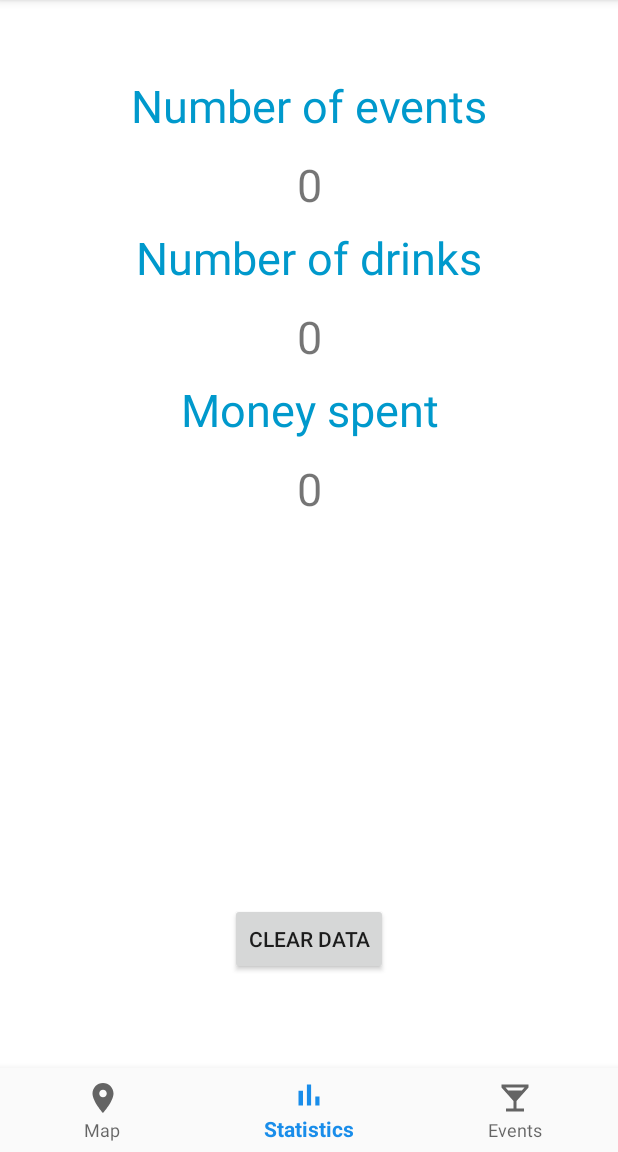
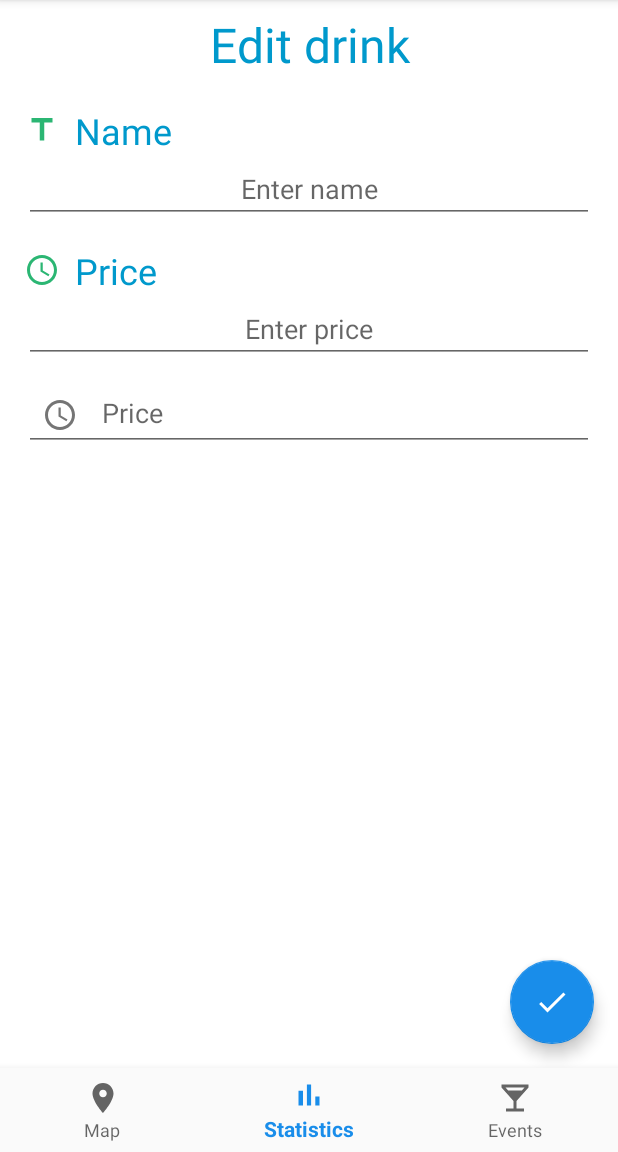
Before and after one commit to Frantasad/AlcoCnt, an Android app: the screen it shows after launch (MainActivity), item 2 of the bottom bar chosen, on a phone screen of 412 x 824 dp, the part 84-1236 px from its top. Run offline under Robolectric (Android 15) with nearby library versions, the phone set to English and light mode, and no system bars.

Commit message:
edit drink test

```diff
--- a/app/build.gradle
+++ b/app/build.gradle
@@ -56,5 +56,4 @@ dependencies {
     testImplementation 'junit:junit:4.12'
     androidTestImplementation 'androidx.test.ext:junit:1.1.1'
     androidTestImplementation 'androidx.test.espresso:espresso-core:3.2.0'
-    implementation 'com.android.support:appcompat-v7:28.0.0'
 }
--- a/app/src/main/AndroidManifest.xml
+++ b/app/src/main/AndroidManifest.xml
@@ -13,13 +13,11 @@
 
     <application
         android:name=".MainApp"
-        android:allowBackup="true"
         android:icon="@mipmap/ic_launcher"
         android:label="@string/app_name"
         android:roundIcon="@mipmap/ic_launcher_round"
         android:supportsRtl="true"
-        android:theme="@style/AppTheme"
-        android:fullBackupContent="">
+        android:theme="@style/AppTheme">
 
         <!--
              The API key for Google Maps-based APIs is defined as a string resource.
--- a/app/src/main/java/com/example/alcoholcounter/MainActivity.kt
+++ b/app/src/main/java/com/example/alcoholcounter/MainActivity.kt
@@ -7,6 +7,7 @@ import androidx.appcompat.app.AppCompatActivity
 import androidx.core.content.ContextCompat
 import androidx.fragment.app.Fragment
 import androidx.fragment.app.FragmentManager
+import com.example.alcoholcounter.ui.drinks.DrinkEditFragment
 import com.example.alcoholcounter.ui.events.EventListFragment
 import com.example.alcoholcounter.ui.map.MapFragment
 import com.example.alcoholcounter.ui.statistics.StatisticsFragment
@@ -29,7 +30,7 @@ class MainActivity : AppCompatActivity() {
         if (selectedFragment == null) {
             selectedFragment = when (item.itemId) {
                 R.id.navigation_map -> MapFragment()
-                R.id.navigation_statistics -> StatisticsFragment()
+                R.id.navigation_statistics -> DrinkEditFragment()
                 R.id.navigation_events -> EventListFragment()
                 else -> EventListFragment()
             }
--- a/app/src/main/java/com/example/alcoholcounter/ui/events/EventEditFragment.kt
+++ b/app/src/main/java/com/example/alcoholcounter/ui/events/EventEditFragment.kt
@@ -13,7 +13,6 @@ import android.view.LayoutInflater
 import android.view.View
 import android.view.ViewGroup
 import android.widget.Button
-import androidx.annotation.RequiresApi
 import androidx.core.content.ContextCompat
 import androidx.fragment.app.Fragment
 import com.example.alcoholcounter.Helpers
@@ -41,7 +40,6 @@ class EventEditFragment(val event : Event?) : Fragment(){
         return inflater.inflate(R.layout.fragment_event_edit, container, false)
     }
 
-    @RequiresApi(Build.VERSION_CODES.N)
     override fun onViewCreated(view: View, savedInstanceState: Bundle?) {
         super.onViewCreated(view, savedInstanceState)
 
--- a/app/src/main/res/layout/fragment_drink_edit.xml
+++ b/app/src/main/res/layout/fragment_drink_edit.xml
@@ -1,14 +1,97 @@
 <?xml version="1.0" encoding="utf-8"?>
-<FrameLayout xmlns:android="http://schemas.android.com/apk/res/android"
+<androidx.coordinatorlayout.widget.CoordinatorLayout
+    xmlns:android="http://schemas.android.com/apk/res/android"
+    xmlns:app="http://schemas.android.com/apk/res-auto"
     xmlns:tools="http://schemas.android.com/tools"
     android:layout_width="match_parent"
-    android:layout_height="match_parent"
-    tools:context=".ui.drinks.EditDrinkFragment">
+    android:layout_height="match_parent">
 
-    <!-- TODO: Update blank fragment layout -->
-    <TextView
+    <LinearLayout
         android:layout_width="match_parent"
         android:layout_height="match_parent"
-        android:text="@string/hello_blank_fragment" />
+        android:minHeight="?attr/listPreferredItemHeight"
+        android:orientation="vertical"
+        android:paddingStart="?android:attr/listPreferredItemPaddingStart"
+        android:paddingEnd="?android:attr/listPreferredItemPaddingEnd"
+        android:background="@android:color/background_light">
 
-</FrameLayout>
+        <TextView
+            android:layout_width="match_parent"
+            android:layout_height="wrap_content"
+            android:layout_marginTop="8dp"
+            android:layout_marginBottom="4dp"
+            android:drawablePadding="5dp"
+            android:ellipsize="end"
+            android:singleLine="true"
+            android:gravity="center"
+            android:textColor="@android:color/holo_blue_dark"
+            android:textSize="32sp"
+            android:text="@string/edit_drink" />
+
+        <TextView
+            android:layout_width="match_parent"
+            android:layout_height="wrap_content"
+            android:drawableStart="@drawable/ic_big_title"
+            android:drawablePadding="10dp"
+            android:layout_marginTop="15dp"
+            android:textSize="24sp"
+            android:textColor="@android:color/holo_blue_dark"
+            android:textAppearance="?attr/textAppearanceListItemSecondary"
+            android:labelFor="@id/nameEditText"
+            android:text="@string/name" />
+
+        <EditText
+            android:id="@+id/nameEditText"
+            android:layout_width="match_parent"
+            android:layout_height="wrap_content"
+            android:ems="10"
+            android:gravity="center"
+            android:hint="@string/enter_name"
+            android:inputType="text"/>
+
+        <TextView
+            android:layout_width="match_parent"
+            android:layout_height="wrap_content"
+            android:drawableStart="@drawable/ic_big_time"
+            android:drawablePadding="10dp"
+            android:layout_marginTop="15dp"
+            android:textSize="24sp"
+            android:textColor="@android:color/holo_blue_dark"
+            android:textAppearance="?attr/textAppearanceListItemSecondary"
+            android:text="@string/price" />
+
+        <EditText
+            android:id="@+id/priceEditText"
+            android:layout_width="match_parent"
+            android:layout_height="wrap_content"
+            android:gravity="center"
+            android:hint="@string/enter_price"
+            android:inputType="numberDecimal"
+            />
+
+        <com.google.android.material.textfield.TextInputLayout
+            android:layout_width="match_parent"
+            android:layout_height="wrap_content"
+            android:hint="@string/price"
+            app:startIconDrawable="@drawable/ic_big_time"
+            android:drawablePadding="10dp">
+
+            <com.google.android.material.textfield.TextInputEditText
+                android:layout_width="match_parent"
+                android:layout_height="wrap_content"
+                android:inputType="numberDecimal"/>
+
+        </com.google.android.material.textfield.TextInputLayout>
+
+
+    </LinearLayout>
+
+    <com.google.android.material.floatingactionbutton.FloatingActionButton
+        android:id="@+id/confirm_button"
+        android:layout_width="wrap_content"
+        android:layout_height="wrap_content"
+        android:layout_gravity="bottom|end"
+        android:layout_margin="@dimen/fab_margin"
+        app:srcCompat="@drawable/ic_check_white_24dp" />
+
+</androidx.coordinatorlayout.widget.CoordinatorLayout>
--- a/app/src/main/res/values/strings.xml
+++ b/app/src/main/res/values/strings.xml
@@ -23,8 +23,7 @@
     <string name="show_location">Show Location</string>
     <string name="unknown_location">Unknown location</string>
     <string name="clear_data">Clear data</string>
-
-    <!-- TODO: Remove or change this placeholder text -->
-    <string name="hello_blank_fragment">Hello blank fragment</string>
-
+    <string name="edit_drink">Edit drink</string>
+    <string name="price">Price</string>
+    <string name="enter_price">Enter price</string>
 </resources>
```
Also changed, not shown: app/src/main/java/com/example/alcoholcounter/ui/drinks/DrinkEditFragment.kt (+9 -45 lines), 1 other file.
